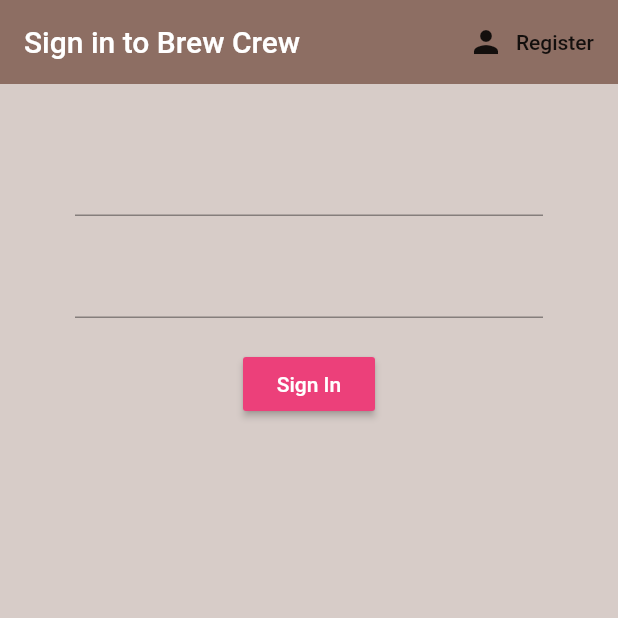
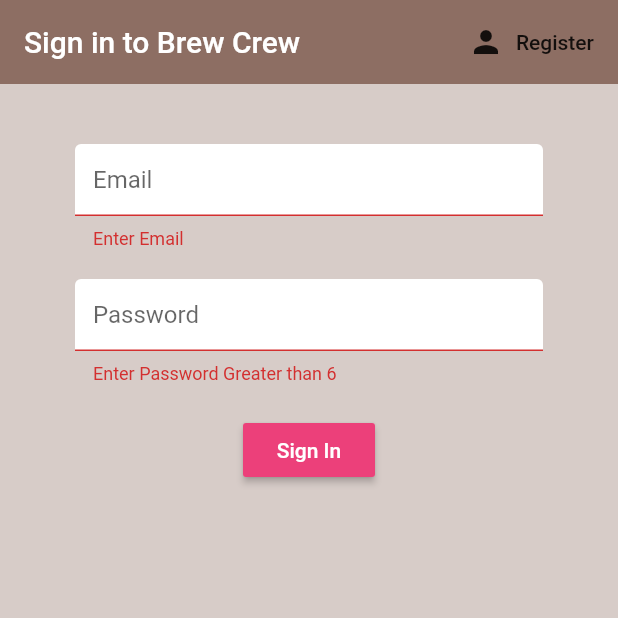
Before and after one commit to Wahid551/Flutter_Firebase_Concepts_With_App, a Flutter app: the screen it shows after launch, after a tap on "Sign In", on a phone screen of 412 x 824 dp, the top half of it. Run offline on Flutter 3.47's test engine with Material 2 defaults, Android fonts, the phone set to English and light mode, and no system bars; our stand-ins replace firebase_auth, firebase_core; accounts and stored records are empty.

Commit message:
Sign In with User Email & Password. And Decorate Input Text Fields.

```diff
--- a/lib/screens/register.dart
+++ b/lib/screens/register.dart
@@ -1,5 +1,6 @@
 import 'package:flutter_firebase_coffe/services/auth.dart';
 import 'package:flutter/material.dart';
+import 'package:flutter_firebase_coffe/shared/constants.dart';
 
 class Register extends StatefulWidget {
   final Function toggleView;
@@ -44,10 +45,12 @@ class _RegisterState extends State<Register> {
                   setState(() => email = val);
                 },
                 validator: (_value) => _value.isEmpty ? 'Enter Email' : null,
+                decoration: textInputdecoration.copyWith(hintText: 'Email'),
               ),
               SizedBox(height: 20.0),
               TextFormField(
                 obscureText: true,
+                decoration: textInputdecoration.copyWith(hintText: 'Password'),
                 onChanged: (val) {
                   setState(() => password = val);
                 },
--- a/lib/screens/signIn.dart
+++ b/lib/screens/signIn.dart
@@ -1,5 +1,6 @@
 import 'package:flutter/material.dart';
 import 'package:flutter_firebase_coffe/services/auth.dart';
+import 'package:flutter_firebase_coffe/shared/constants.dart';
 
 class SignIn extends StatefulWidget {
   final Function toggleView;
@@ -10,9 +11,11 @@ class SignIn extends StatefulWidget {
 
 class _SignInState extends State<SignIn> {
   final AuthService _auth = AuthService();
+  final _formkey = GlobalKey<FormState>();
 // Text Field States
   String email = '';
   String password = '';
+  String error = '';
   @override
   Widget build(BuildContext context) {
     return Scaffold(
@@ -32,20 +35,26 @@ class _SignInState extends State<SignIn> {
       body: Container(
         padding: EdgeInsets.symmetric(vertical: 20.0, horizontal: 50.0),
         child: Form(
+          key: _formkey,
           child: Column(
             children: <Widget>[
               SizedBox(height: 20.0),
               TextFormField(
+                decoration: textInputdecoration.copyWith(hintText: 'Email'),
                 onChanged: (val) {
                   setState(() => email = val);
                 },
+                validator: (_value) => _value.isEmpty ? 'Enter Email' : null,
               ),
               SizedBox(height: 20.0),
               TextFormField(
                 obscureText: true,
+                decoration: textInputdecoration.copyWith(hintText: 'Password'),
                 onChanged: (val) {
                   setState(() => password = val);
                 },
+                validator: (_value) =>
+                    _value.length < 6 ? 'Enter Password Greater than 6' : null,
               ),
               SizedBox(height: 20.0),
               RaisedButton(
@@ -55,9 +64,30 @@ class _SignInState extends State<SignIn> {
                     style: TextStyle(color: Colors.white),
                   ),
                   onPressed: () async {
-                    print(email);
-                    print(password);
+                    if (_formkey.currentState.validate()) {
+                      // print(password);
+                      // print(email);
+                      dynamic user = await _auth.signInwithEmailAndPassword(
+                          email, password);
+                      if (user == null) {
+                        setState(() {
+                          error = 'Could not sign in with those credentials';
+                        });
+                      }
+                    }
                   }),
+              SizedBox(
+                height: 10.0,
+              ),
+              Center(
+                child: Text(
+                  error,
+                  style: TextStyle(
+                    color: Colors.red,
+                    fontWeight: FontWeight.bold,
+                  ),
+                ),
+              ),
             ],
           ),
         ),
--- a/lib/services/auth.dart
+++ b/lib/services/auth.dart
@@ -28,7 +28,19 @@ class AuthService {
       return null;
     }
   }
+
   // sign in using email , password
+  Future signInwithEmailAndPassword(String email, String password) async {
+    try {
+      UserCredential result = await _auth.signInWithEmailAndPassword(
+          email: email, password: password);
+      User user = result.user;
+      return _userFromFirebase(user);
+    } catch (e) {
+      print(e.toString());
+      return null;
+    }
+  }
 
   // register with email and password
   Future registerwithEmailAndPassword(String email, String password) async {
--- /dev/null
+++ b/lib/shared/constants.dart
@@ -0,0 +1,13 @@
+import 'package:flutter/material.dart';
+
+const textInputdecoration = InputDecoration(
+  //hintText: 'Password',
+  fillColor: Colors.white,
+  filled: true,
+  enabledBorder: OutlineInputBorder(
+    borderSide: BorderSide(color: Colors.white, width: 2.0),
+  ),
+  focusedBorder: OutlineInputBorder(
+    borderSide: BorderSide(color: Colors.pink, width: 2.0),
+  ),
+);
```
